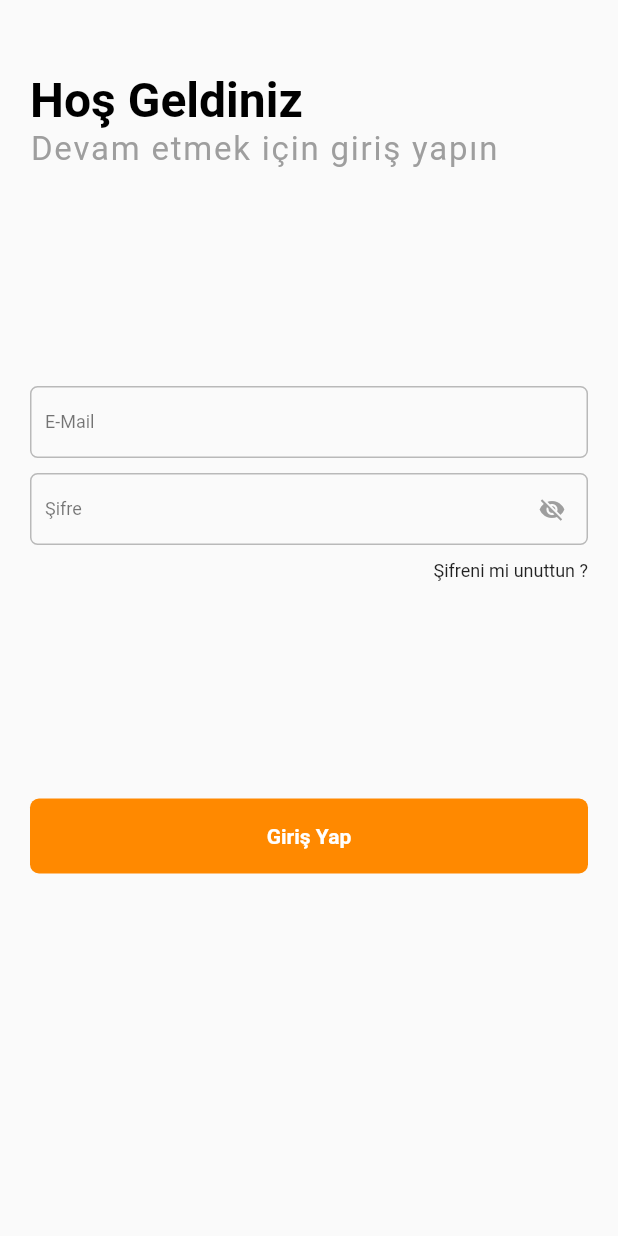
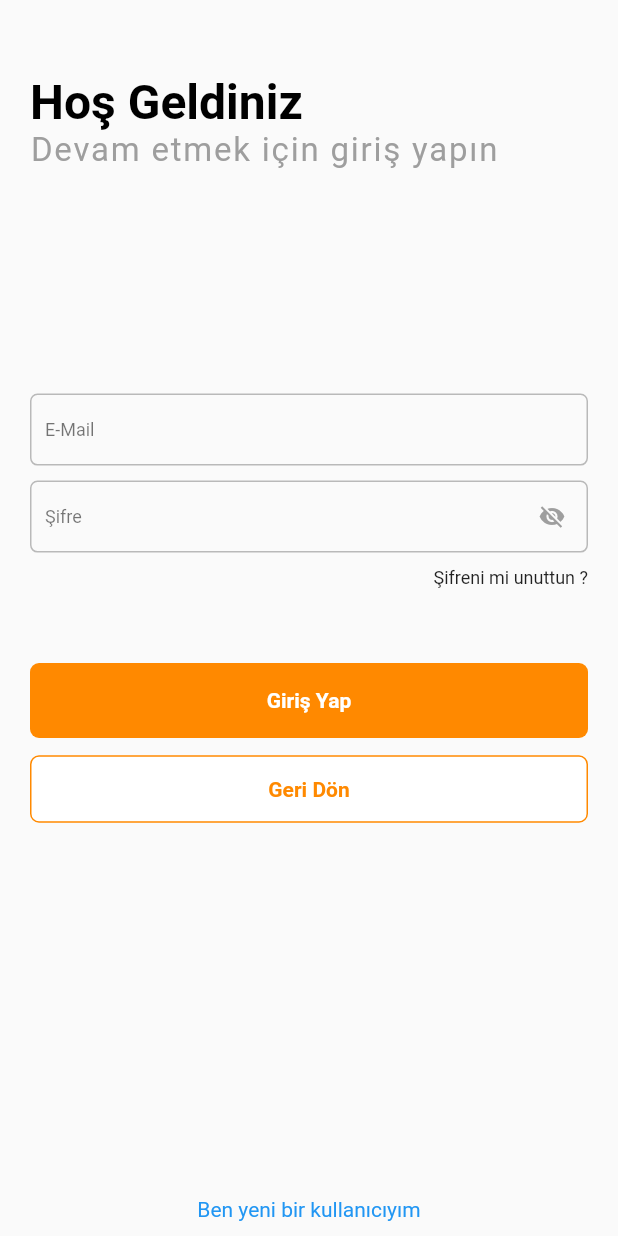
Before and after one commit to yusufakkobak34/flutter_ecommerce, a Flutter app: the screen it shows after launch, item 4 of the bottom bar chosen, after a tap on "Profil Bilgisi", on a phone screen of 412 x 824 dp. Run offline on Flutter 3.47's test engine with Material 2 defaults, Android fonts, the phone set to English and light mode, and no system bars; our stand-ins replace badges, cached_network_image, carousel_slider, flutter_snake_navigationbar, get, hive and 2 more; accounts and stored records are empty; network calls fail.

Commit message:
back button added.

```diff
--- a/lib/view/account/auth/sign_in_screen.dart
+++ b/lib/view/account/auth/sign_in_screen.dart
@@ -1,4 +1,5 @@
 import 'package:flutter/material.dart';
+import 'package:flutter_ecommerce/component/input_outline_button.dart';
 import 'package:flutter_ecommerce/component/input_text_button.dart';
 import 'package:flutter_ecommerce/component/input_text_field.dart';
 
@@ -49,11 +50,28 @@ class SignInScreen extends StatelessWidget {
                 ),
               ],
               ),
-              const Spacer(flex: 3),
+              const Spacer(),
               InputTextButton(title: "Giriş Yap", onClick: () {}),
+              const SizedBox(height: 10),
+              InputOutlineButton(title: "Geri Dön", onClick: () {
+                Navigator.of(context).pop();
+              }
+              ),
               const Spacer(flex: 5),
-            ],
-          ),
+              Row(
+              mainAxisAlignment: MainAxisAlignment.center,
+              children: const [
+                Text(
+                  "Ben yeni bir kullanıcıyım",
+                  style: TextStyle(
+                    color: Colors.blue,
+                  ),
+                ),
+              ],
+            ),
+            const SizedBox(height: 10),
+          ],
+         ),
         ),
       ),
     );
```
